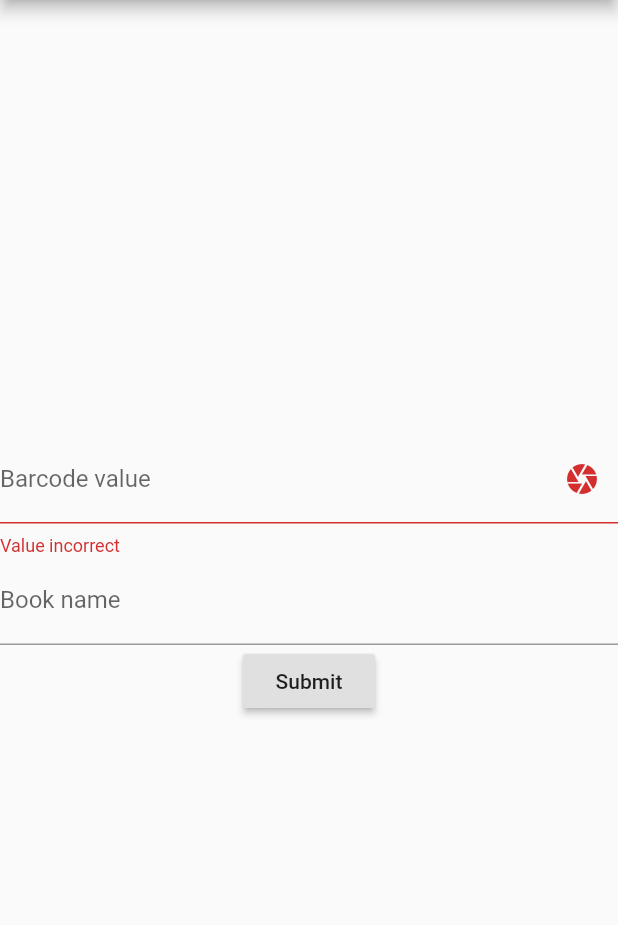
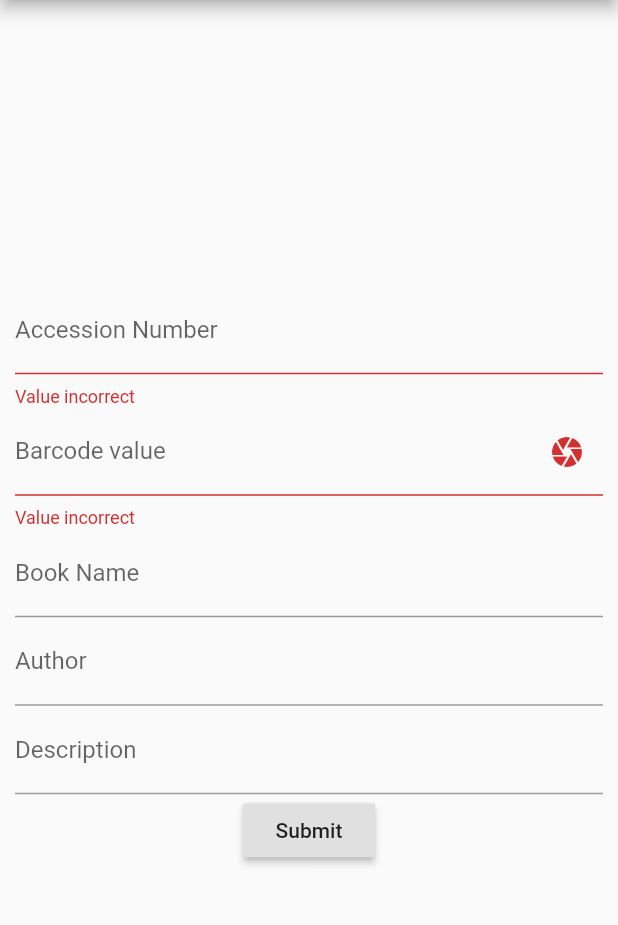
Before and after one commit to AnimeshSinha1309/library-management, a Flutter app: the ContributePage screen opened by its route, after a tap on "Submit", on a phone screen of 412 x 824 dp, the part 84-1009 px from its top. Run offline on Flutter 3.47's test engine with Material 2 defaults, Android fonts, the phone set to English and light mode, and no system bars; our stand-ins replace cloud_firestore, firebase_auth, flutter_tags, google_sign_in, shared_preferences; missing offline and left inert: barcode_scan, firebase_auth_web, firebase_core_web, flappy_search_bar, fuzzy, google_sign_in_web; accounts and stored records are empty.

Commit message:
Data fetches working
Autofill works on the contribute page.

```diff
--- a/libmate/lib/views/contribute.dart
+++ b/libmate/lib/views/contribute.dart
@@ -1,10 +1,11 @@
 import 'dart:async';
+import 'dart:convert';
 
 import 'package:barcode_scan/barcode_scan.dart';
+import 'package:cloud_firestore/cloud_firestore.dart';
 import 'package:flutter/material.dart';
-import 'package:flutter/services.dart';
+import 'package:http/http.dart' as http;
 import 'package:libmate/views/drawer.dart';
-import 'package:libmate/widgets/fields.dart';
 
 class ContributePage extends StatefulWidget {
   @override
@@ -14,42 +15,46 @@ class ContributePage extends StatefulWidget {
 class _ContributePageState extends State<ContributePage> {
   final _formKey = GlobalKey<FormState>();
 
-  String barcode = "";
+  final _barcodeController = TextEditingController();
+  final _titleController = TextEditingController();
+  final _authorController = TextEditingController();
+  final _descriptionController = TextEditingController();
+  final _accNoController = TextEditingController();
+
+  Future _fillInfo() async {
+    String isbn = _barcodeController.text;
+    var raw = await http.get(
+        'https://www.googleapis.com/books/v1/volumes?q=isbn:$isbn&maxResults=1');
+    var data = json.decode(raw.body);
+    setState(() {
+      _titleController.text = data['items'][0]['volumeInfo']['title'];
+      _authorController.text =
+          (data['items'][0]['volumeInfo']['authors']).join('; ');
+      _descriptionController.text =
+      data['items'][0]['volumeInfo']['description'];
+    });
+  }
 
   Future _scanBarcode() async {
     try {
       String barcode = await BarcodeScanner.scan();
       setState(() {
-        this.barcode = barcode;
-      });
-    } on PlatformException catch (e) {
-      if (e.code == BarcodeScanner.CameraAccessDenied) {
-        setState(() {
-          this.barcode = 'Camera Permission Not Granted';
-        });
-      } else {
-        setState(() {
-          this.barcode = 'Unknown Error: $e';
-        });
-      }
-    } on FormatException {
-      setState(() {
-        this.barcode = 'User pressed the Back Button';
+        _barcodeController.text = barcode;
       });
     } catch (e) {
-      setState(() {
-        this.barcode = 'Unknown Error $e';
-      });
+      print('Error: $e');
     }
   }
 
   @override
   Widget build(BuildContext context) {
     var barcodeText = TextFormField(
+      controller: _barcodeController,
       decoration: InputDecoration(
           labelText: "Barcode value",
           suffixIcon: new IconButton(onPressed: () async {
             await _scanBarcode();
+            await _fillInfo();
           }, icon: Icon(Icons.camera))
       ),
       validator: (String value) {
@@ -58,21 +63,52 @@ class _ContributePageState extends State<ContributePage> {
             ? "Value incorrect"
             : null;
       },
-        initialValue: this.barcode
     );
-
-    var bookText = SimpleTextField(hint: "Book name");
+    var accNoText = TextFormField(
+      controller: _accNoController,
+      decoration: InputDecoration(labelText: "Accession Number",),
+      validator: (String value) {
+        RegExp re = new RegExp(r"^[0-9]+$");
+        return value == null || !re.hasMatch(value)
+            ? "Value incorrect"
+            : null;
+      },
+    );
+    var authorText = TextFormField(
+      controller: _authorController,
+      decoration: InputDecoration(labelText: "Author",),
+    );
+    var bookText = TextFormField(
+        decoration: InputDecoration(labelText: "Book Name",),
+        controller: _titleController
+    );
+    var descriptionText = TextFormField(
+        decoration: InputDecoration(labelText: "Description",),
+        controller: _descriptionController
+    );
 
     var submitBtn = RaisedButton(
       onPressed: () {
-        // Validate returns true if the form is valid, otherwise false.
         if (_formKey.currentState.validate()) {
-          // If the form is valid, display a snackbar. In the real world,
-          // you'd often call a server or save the information in a database.
+          try {
+            Firestore.instance
+                .collection("books")
+                .document()
+                .setData({
+              'name': _titleController,
+              'authors': _authorController,
+              'description': _descriptionController,
+              'isbn': _barcodeController,
+              'accNo': _accNoController,
+            }, merge: true);
+          } catch (e) {
+            print(e.toString());
+          }
 
           Scaffold
               .of(context)
-              .showSnackBar(SnackBar(content: Text('Processing Data')));
+              .showSnackBar(
+              SnackBar(content: Text('Book Datails have been Updated')));
         }
       },
       child: Text('Submit'),
@@ -83,15 +119,21 @@ class _ContributePageState extends State<ContributePage> {
         title: new Text('Contribute Page'),
       ),
       drawer: AppDrawer(),
-      body: Form(
+      body: Padding(
+        padding: EdgeInsets.all(10),
+        child: Form(
           key: _formKey,
           child: Column(
             mainAxisAlignment: MainAxisAlignment.center,
             children: <Widget>[
+              accNoText,
               barcodeText,
               bookText,
+              authorText,
+              descriptionText,
               submitBtn
             ],
+          ),
         ),
       ),
     );
--- a/libmate/pubspec.yaml
+++ b/libmate/pubspec.yaml
@@ -38,6 +38,10 @@ dependencies:
   fuzzy: <1.0.0
 
   provider: ^4.0.2
+
+  http: ^0.12.2
+  image_picker: ^0.6.7+4
+  image_cropper: ^1.2.3
 
 dev_dependencies:
   flutter_test:
```
Also changed, not shown: libmate/lib/views/guide.dart (deleted, +0 -19 lines), libmate/lib/views/search.dart (+2 -18 lines), libmate/pubspec.lock, 1 other file. Lines whose indentation alone changed are shown as unchanged.
